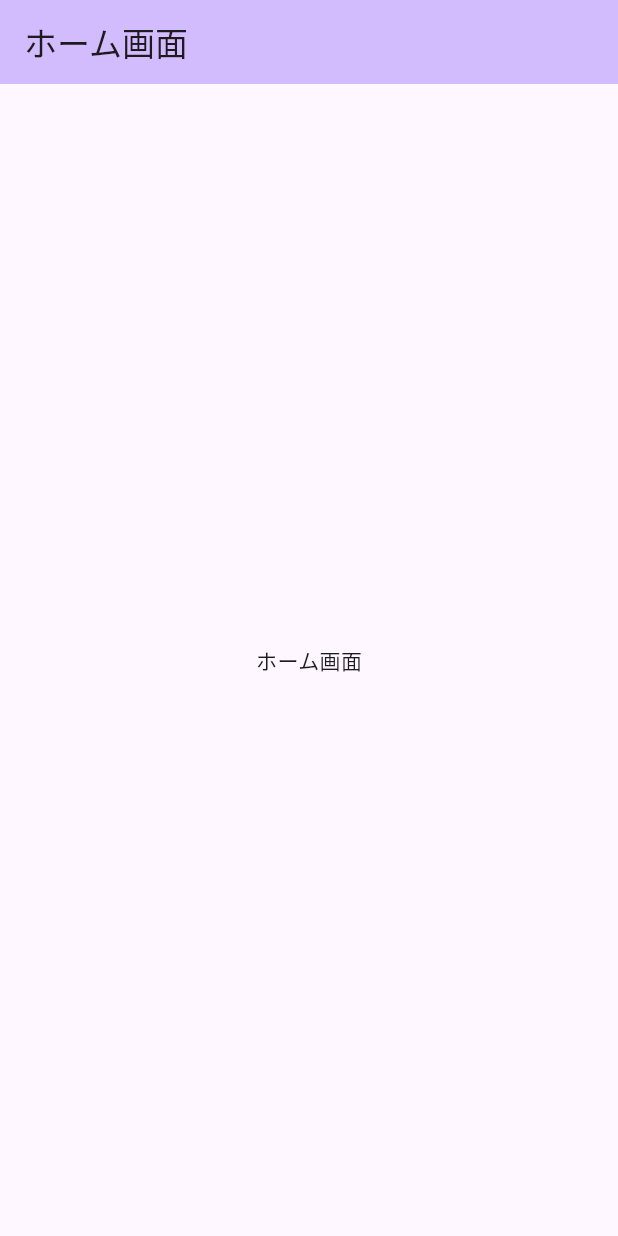
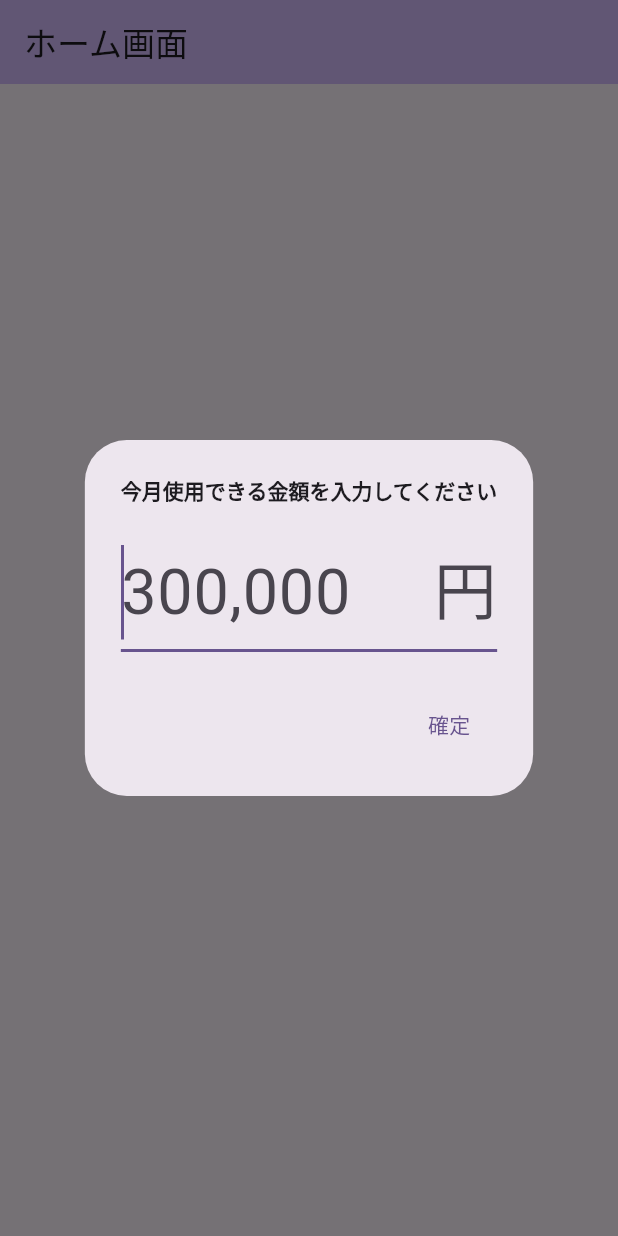
Before and after one commit to Ru2Lu/daily_spend_tracker, a Flutter app: the screen it shows after launch, on a phone screen of 412 x 824 dp. Run offline on Flutter 3.47's test engine with Material 3 defaults, Android fonts, the phone set to English and light mode, and no system bars.

Commit message:
今月の予算を入力するダイアログを表示

```diff
--- a/lib/screens/home_screen.dart
+++ b/lib/screens/home_screen.dart
@@ -1,7 +1,84 @@
 import 'package:flutter/material.dart';
+import 'package:intl/intl.dart';
 
-class HomeScreen extends StatelessWidget {
+class HomeScreen extends StatefulWidget {
   const HomeScreen({super.key});
+
+  @override
+  State<HomeScreen> createState() => _HomeScreenState();
+}
+
+class _HomeScreenState extends State<HomeScreen> {
+  int? _monthlyBudget;
+  final _controller = TextEditingController();
+
+  @override
+  void initState() {
+    super.initState();
+    WidgetsBinding.instance.addPostFrameCallback(
+      (_) {
+        _showMonthlyBudgetInputDialog();
+      },
+    );
+  }
+
+  Future<void> _showMonthlyBudgetInputDialog() async {
+    return showDialog<void>(
+      context: context,
+      barrierDismissible: false,
+      builder: (BuildContext context) {
+        return AlertDialog(
+          title: const Text(
+            '今月使用できる金額を入力してください',
+            style: TextStyle(
+              fontSize: 14,
+              fontWeight: FontWeight.bold,
+            ),
+          ),
+          content: TextFormField(
+            controller: _controller,
+            autofocus: true,
+            keyboardType: TextInputType.number,
+            style: const TextStyle(fontSize: 42),
+            decoration: const InputDecoration(
+              hintText: '300,000',
+              suffixText: '円',
+            ),
+            onChanged: (budgetValue) {
+              budgetValue = _formMoneyString(
+                budgetValue.replaceAll(',', ''),
+              );
+              _controller.value = TextEditingValue(
+                text: budgetValue,
+                selection: TextSelection.collapsed(
+                  offset: budgetValue.length,
+                ),
+              );
+            },
+          ),
+          actions: [
+            TextButton(
+              onPressed: () {
+                setState(() {
+                  _monthlyBudget = int.tryParse(
+                    _controller.text.replaceAll(',', ''),
+                  );
+                });
+                Navigator.of(context).pop();
+              },
+              child: const Text('確定'),
+            ),
+          ],
+        );
+      },
+    );
+  }
+
+  String _formMoneyString(String money) {
+    return NumberFormat.decimalPattern().format(
+      int.parse(money),
+    );
+  }
 
   @override
   Widget build(BuildContext context) {
@@ -10,9 +87,11 @@ class HomeScreen extends StatelessWidget {
         backgroundColor: Theme.of(context).colorScheme.inversePrimary,
         title: const Text('ホーム画面'),
       ),
-      body: const Center(
+      body: Center(
         child: Text(
-          'ホーム画面',
+          _monthlyBudget != null
+              ? '今月使用できる金額は${_formMoneyString(_monthlyBudget.toString())}円です'
+              : '今月使用できる金額は-円です',
         ),
       ),
     );
--- a/pubspec.yaml
+++ b/pubspec.yaml
@@ -35,6 +35,7 @@ dependencies:
   # The following adds the Cupertino Icons font to your application.
   # Use with the CupertinoIcons class for iOS style icons.
   cupertino_icons: ^1.0.6
+  intl: ^0.19.0
 
 dev_dependencies:
   flutter_test:
```
Also changed, not shown: pubspec.lock.
